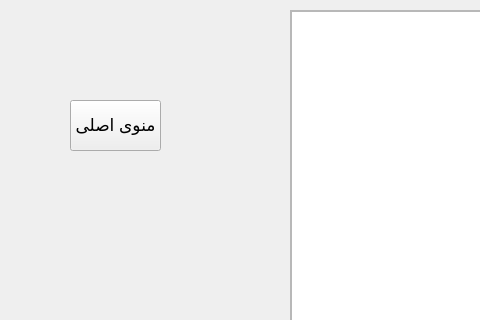
First picture: the form in results.ui, repository rezazamoh/kalayab, before the edit; both pictures show x 0 to 480 and y 140 to 460 of the 889 by 623 pixel window.
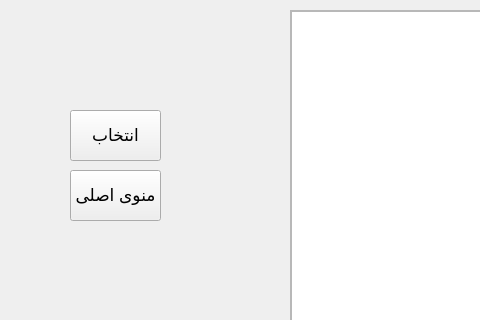
Second picture: the form after the edit. Icons and pictures are not drawn.

Diff of the .ui file:
```diff
--- a/results.ui
+++ b/results.ui
@@ -146,7 +146,7 @@
     <property name="geometry">
      <rect>
       <x>70</x>
-      <y>240</y>
+      <y>310</y>
       <width>91</width>
       <height>51</height>
      </rect>
@@ -160,6 +160,24 @@
      <string>منوی اصلی</string>
     </property>
    </widget>
+   <widget class="QPushButton" name="select_button">
+    <property name="geometry">
+     <rect>
+      <x>70</x>
+      <y>250</y>
+      <width>91</width>
+      <height>51</height>
+     </rect>
+    </property>
+    <property name="font">
+     <font>
+      <pointsize>13</pointsize>
+     </font>
+    </property>
+    <property name="text">
+     <string>انتخاب</string>
+    </property>
+   </widget>
   </widget>
   <widget class="QStatusBar" name="statusbar"/>
  </widget>
```
